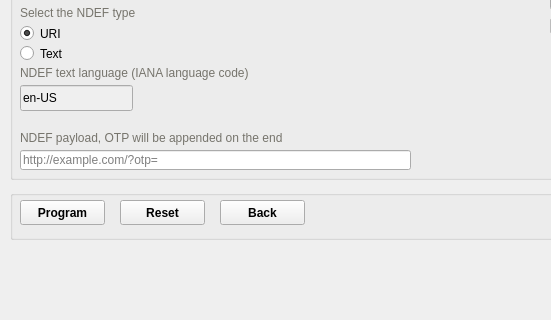
Qt form src/ui/toolpage.ui (Yubico/yubikey-personalization-gui-dpkg) before a commit; both pictures show x 0 to 551 and y 110 to 430 of the 730 by 650 pixel window.
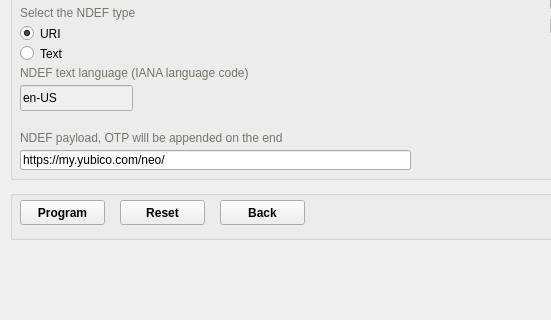
The same form after that commit. The open tabs and pages were chosen to show the change.

```diff
--- a/src/ui/toolpage.ui
+++ b/src/ui/toolpage.ui
@@ -1182,13 +1182,13 @@
       </rect>
      </property>
      <property name="text">
-      <string/>
+      <string>https://my.yubico.com/neo/</string>
      </property>
      <property name="maxLength">
       <number>80</number>
      </property>
      <property name="placeholderText">
-      <string>http://example.com/?otp=</string>
+      <string/>
      </property>
     </widget>
     <widget class="QLineEdit" name="ndefTextLangEdit">
```
Left out of the diff: 14 changed lines with no effect on the pictures.
